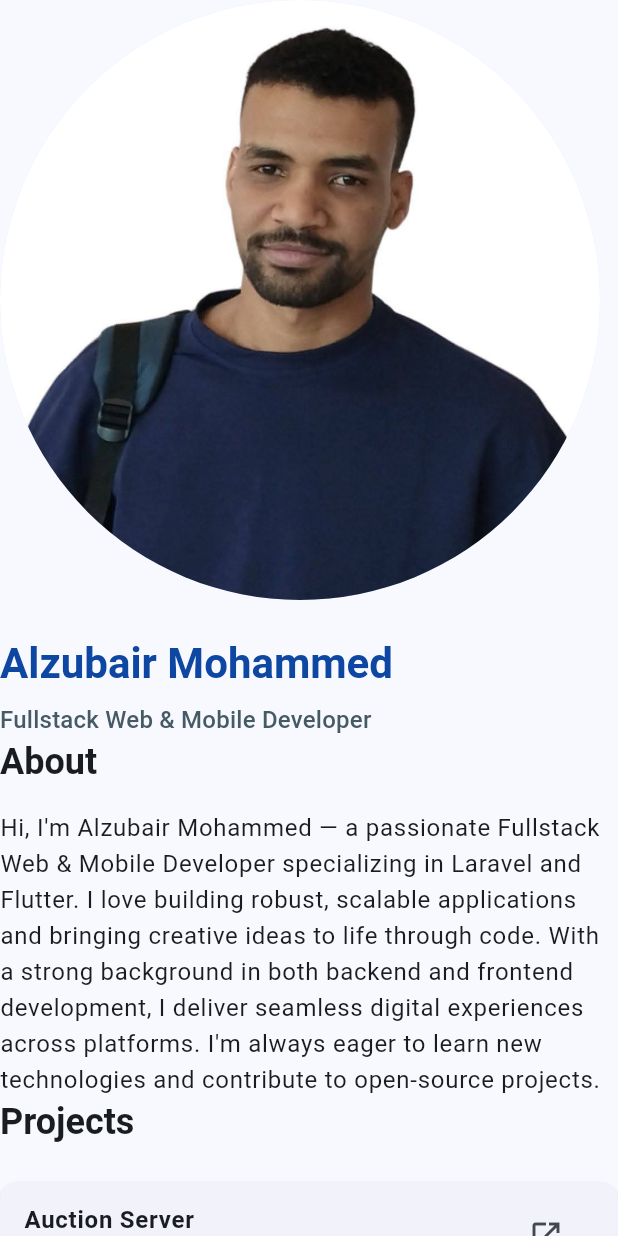
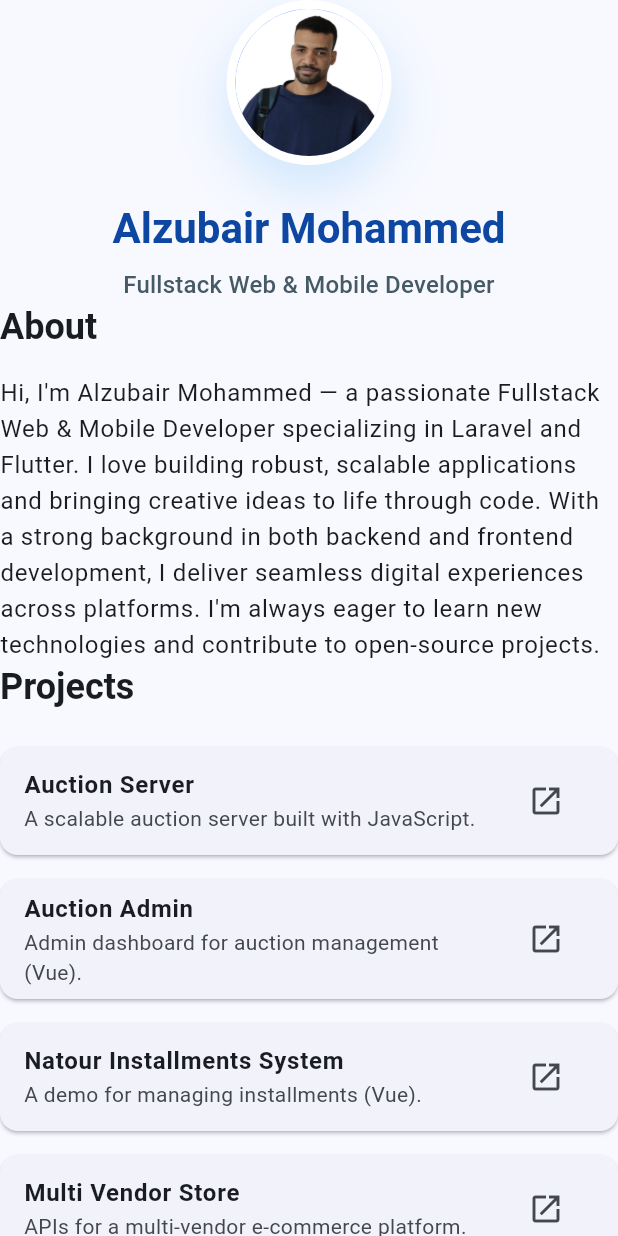
Before and after one commit to AlzubairMohammed/mysite, a Flutter app: the screen it shows after launch, on a phone screen of 412 x 824 dp. Run offline on Flutter 3.47's test engine with Material 3 defaults, Android fonts, the phone set to English and light mode, and no system bars.

Commit message:
Enhance design

```diff
--- a/lib/main.dart
+++ b/lib/main.dart
@@ -110,17 +110,53 @@ class PortfolioHomePage extends StatelessWidget {
   }
 
   Widget _buildHeader(BuildContext context) {
+    // Responsive avatar size
+    double screenWidth = MediaQuery.of(context).size.width;
+    double avatarSize;
+    if (screenWidth > 900) {
+      avatarSize = 220;
+    } else if (screenWidth > 600) {
+      avatarSize = 160;
+    } else {
+      avatarSize = 110;
+    }
     return Column(
-      crossAxisAlignment: CrossAxisAlignment.start,
+      crossAxisAlignment: CrossAxisAlignment.center,
       children: [
-        const CircleAvatar(
-          radius: 200,
-          backgroundImage: AssetImage('assets/profile.jpg'),
-          // backgroundColor: Colors.blue,
+        Center(
+          child: Container(
+            width: avatarSize,
+            height: avatarSize,
+            decoration: BoxDecoration(
+              shape: BoxShape.circle,
+              gradient: LinearGradient(
+                colors: [Colors.blueAccent, Colors.blue.shade50],
+                begin: Alignment.topLeft,
+                end: Alignment.bottomRight,
+              ),
+              boxShadow: [
+                BoxShadow(
+                  color: Colors.blue.withOpacity(0.2),
+                  blurRadius: 32,
+                  offset: Offset(0, 16),
+                ),
+              ],
+              border: Border.all(
+                color: Colors.white,
+                width: 6,
+              ),
+            ),
+            child: CircleAvatar(
+              radius: avatarSize / 2,
+              backgroundImage: const AssetImage('assets/profile.jpg'),
+              backgroundColor: Colors.transparent,
+            ),
+          ),
         ),
         const SizedBox(height: 24),
         Text(
           'Alzubair Mohammed',
+          textAlign: TextAlign.center,
           style: Theme.of(context).textTheme.headlineMedium?.copyWith(
                 fontWeight: FontWeight.bold,
                 color: Colors.blue.shade900,
@@ -129,6 +165,7 @@ class PortfolioHomePage extends StatelessWidget {
         const SizedBox(height: 8),
         Text(
           'Fullstack Web & Mobile Developer',
+          textAlign: TextAlign.center,
           style: Theme.of(context).textTheme.titleMedium?.copyWith(
                 color: Colors.blueGrey.shade700,
               ),
```
